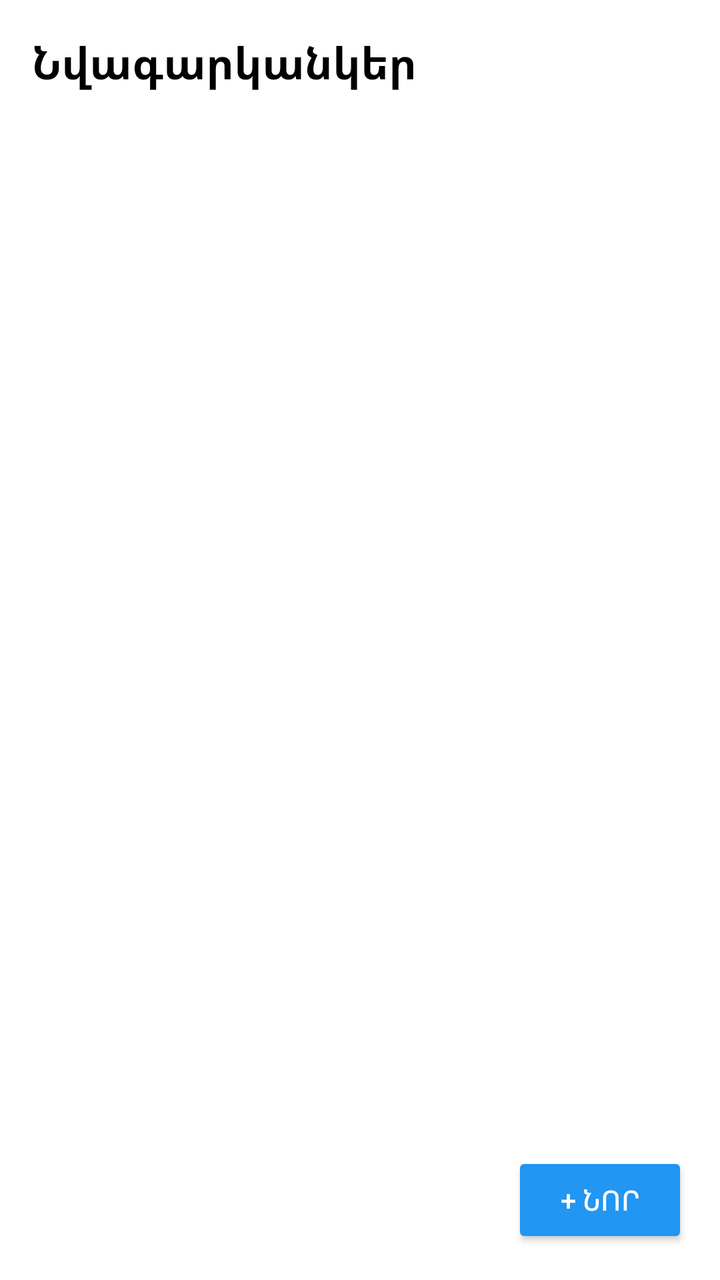
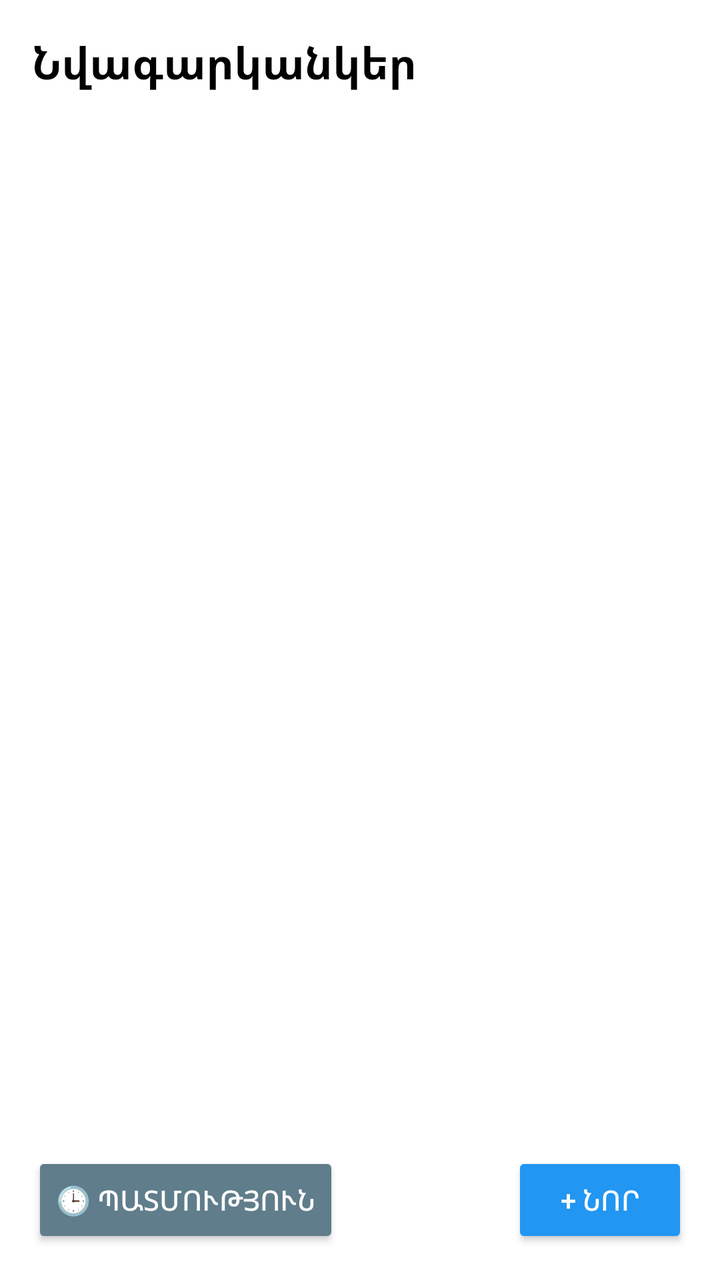

Before-and-after screenshots of an Android layout around one commit, followed by the original layout XML and the change that was made.
<!-- AndroidManifest.xml: application theme android:Theme.Material.Light.NoActionBar -->
<!-- res/layout/activity_playlists.xml -->
<?xml version="1.0" encoding="utf-8"?>
<RelativeLayout xmlns:android="http://schemas.android.com/apk/res/android"
    android:layout_width="match_parent"
    android:layout_height="match_parent"
    android:background="#FFFFFF">

    <TextView
        android:id="@+id/title"
        android:layout_width="match_parent"
        android:layout_height="wrap_content"
        android:text="Նվագարկանկեր"
        android:textSize="22sp"
        android:textStyle="bold"
        android:textColor="#000000"
        android:padding="16dp" />

    <androidx.recyclerview.widget.RecyclerView
        android:id="@+id/recycler_playlists"
        android:layout_width="match_parent"
        android:layout_height="match_parent"
        android:layout_below="@id/title"
        android:clipToPadding="false"
        android:paddingBottom="80dp" />

    <Button
        android:id="@+id/btn_add_playlist"
        android:layout_width="wrap_content"
        android:layout_height="wrap_content"
        android:layout_alignParentBottom="true"
        android:layout_alignParentEnd="true"
        android:layout_margin="16dp"
        android:text="+ Նոր"
        android:textColor="#FFFFFF"
        android:backgroundTint="#2196F3" />
</RelativeLayout>
<!-- resources referenced by this layout -->
<resources>

</resources>

<!-- the commit's change to res/layout/activity_playlists.xml (unified diff, before → after) -->
@@ -23,6 +23,17 @@
         android:paddingBottom="80dp" />
 
     <Button
+        android:id="@+id/btn_history"
+        android:layout_width="wrap_content"
+        android:layout_height="wrap_content"
+        android:layout_alignParentBottom="true"
+        android:layout_alignParentStart="true"
+        android:layout_margin="16dp"
+        android:text="🕒 Պատմություն"
+        android:textColor="#FFFFFF"
+        android:backgroundTint="#607D8B" />
+
+    <Button
         android:id="@+id/btn_add_playlist"
         android:layout_width="wrap_content"
         android:layout_height="wrap_content"
